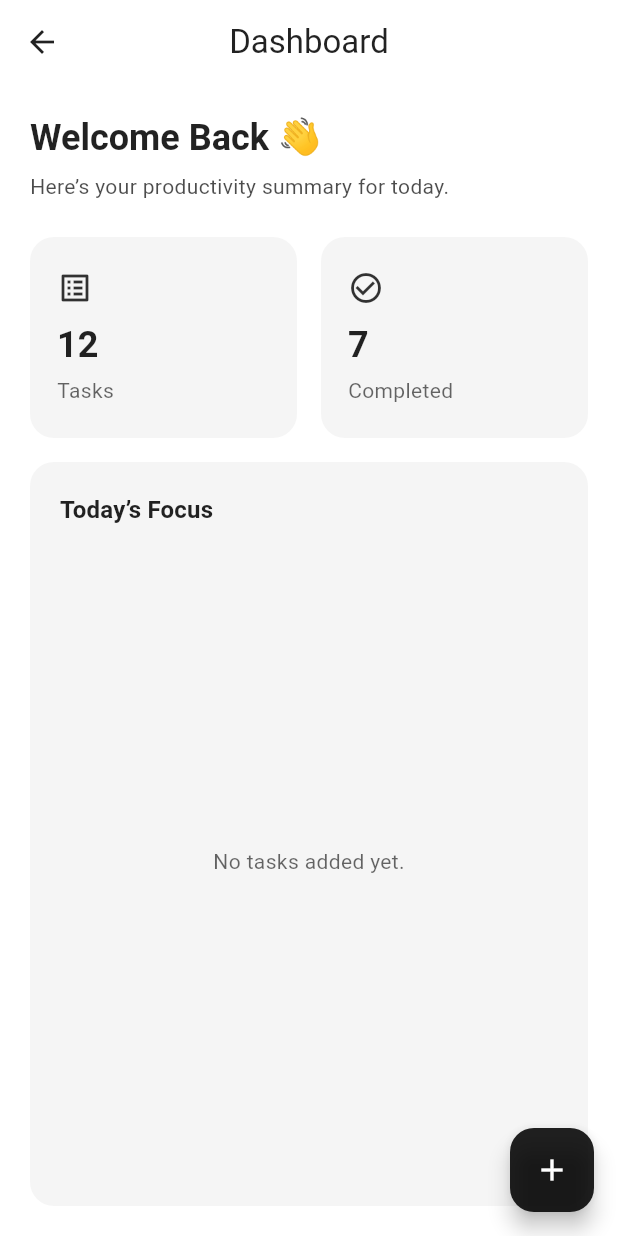
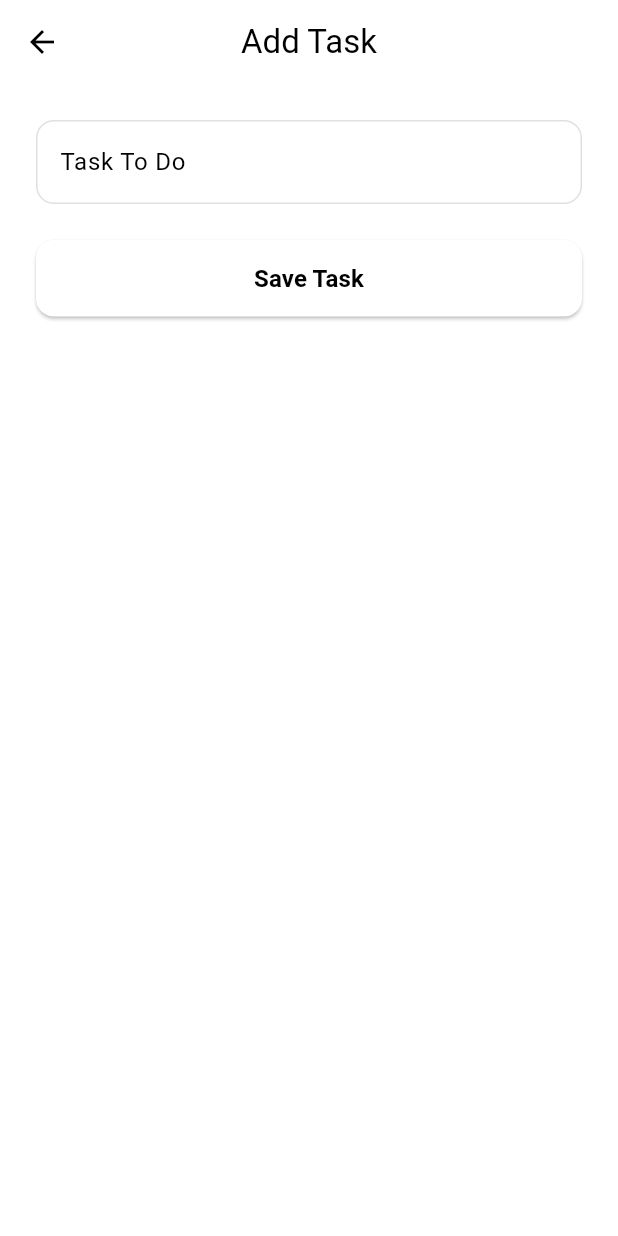
Before and after one commit to sai1505/flutterToDoList, a Flutter app: the DashboardPage screen opened directly, after a tap on the "add" icon, on a phone screen of 412 x 824 dp. Run offline on Flutter 3.47's test engine with Material 3 defaults, Android fonts, the phone set to English and light mode, and no system bars; our stand-ins replace flutter_bloc.

Commit message:
Cubit State management is Done.

```diff
--- /dev/null
+++ b/lib/cubit/todo_cubit.dart
@@ -0,0 +1,16 @@
+import 'package:flutter_bloc/flutter_bloc.dart';
+import 'package:todolist/models/todo_model.dart';
+
+class TodoCubit extends Cubit<List<TodoModel>> {
+  TodoCubit() : super([]);
+
+  void addTask(String title) {
+    final todo = TodoModel(
+      taskData: title,
+      createdAt: DateTime.now(),
+    );
+
+    state.add(todo);
+    emit([...state]);
+  }
+}
--- a/lib/main.dart
+++ b/lib/main.dart
@@ -1,5 +1,7 @@
 import 'package:flutter/material.dart';
+import 'package:todolist/cubit/todo_cubit.dart';
 import 'package:todolist/screens/main_screen.dart';
+import 'package:flutter_bloc/flutter_bloc.dart';
 
 void main() {
   runApp(const MyApp());
@@ -10,7 +12,9 @@ class MyApp extends StatelessWidget {
 
   @override
   Widget build(BuildContext context) {
-    return MaterialApp(
+    return BlocProvider(
+      create: (context) => TodoCubit(),
+      child: MaterialApp(
         title: 'ToDoList',
         debugShowCheckedModeBanner: false,
         themeMode: ThemeMode.system,
@@ -33,6 +37,7 @@ class MyApp extends StatelessWidget {
           ),
         ),
         home: const MainScreen(),
+      ),
     );
   }
 }
--- /dev/null
+++ b/lib/models/todo_model.dart
@@ -0,0 +1,9 @@
+// ignore_for_file: public_member_api_docs, sort_constructors_first
+class TodoModel {
+  late final String taskData;
+  late final DateTime createdAt;
+  TodoModel({
+    required this.taskData,
+    required this.createdAt,
+  });
+}
--- /dev/null
+++ b/lib/screens/add_task_page.dart
@@ -0,0 +1,69 @@
+import 'package:flutter/material.dart';
+import 'package:flutter_bloc/flutter_bloc.dart';
+import 'package:todolist/cubit/todo_cubit.dart';
+
+class AddTaskPage extends StatelessWidget {
+  const AddTaskPage({super.key});
+
+  @override
+  Widget build(BuildContext context) {
+    final TextEditingController taskController = TextEditingController();
+
+    return Scaffold(
+      backgroundColor: Colors.white,
+      appBar: AppBar(
+        title: const Text('Add Task'),
+        backgroundColor: Colors.white,
+        foregroundColor: Colors.black,
+        elevation: 0,
+      ),
+      body: Padding(
+        padding: const EdgeInsets.all(24),
+        child: Column(
+          crossAxisAlignment: CrossAxisAlignment.stretch,
+          children: [
+            TextField(
+              controller: taskController,
+              style: const TextStyle(color: Colors.black),
+              decoration: InputDecoration(
+                labelText: 'Task To Do',
+                labelStyle: const TextStyle(color: Colors.black),
+                enabledBorder: OutlineInputBorder(
+                  borderSide: const BorderSide(color: Colors.black12),
+                  borderRadius: BorderRadius.circular(12),
+                ),
+                focusedBorder: OutlineInputBorder(
+                  borderSide: const BorderSide(color: Colors.black),
+                  borderRadius: BorderRadius.circular(12),
+                ),
+              ),
+            ),
+            const SizedBox(height: 24),
+            ElevatedButton(
+              style: ElevatedButton.styleFrom(
+                backgroundColor: Colors.white,
+                foregroundColor: Colors.black,
+                padding: const EdgeInsets.symmetric(vertical: 14),
+                shape: RoundedRectangleBorder(
+                  borderRadius: BorderRadius.circular(12),
+                ),
+              ),
+              onPressed: () {
+                BlocProvider.of<TodoCubit>(
+                  context,
+                ).addTask(taskController.text.trim());
+              },
+              child: const Text(
+                'Save Task',
+                style: TextStyle(
+                  fontWeight: FontWeight.bold,
+                  fontSize: 16,
+                ),
+              ),
+            ),
+          ],
+        ),
+      ),
+    );
+  }
+}
--- a/lib/screens/dashboard_page.dart
+++ b/lib/screens/dashboard_page.dart
@@ -1,4 +1,8 @@
 import 'package:flutter/material.dart';
+import 'package:todolist/cubit/todo_cubit.dart';
+import 'package:todolist/models/todo_model.dart';
+import 'package:todolist/screens/add_task_page.dart';
+import 'package:flutter_bloc/flutter_bloc.dart';
 
 class DashboardPage extends StatelessWidget {
   const DashboardPage({super.key});
@@ -92,11 +96,19 @@ class DashboardPage extends StatelessWidget {
                       const SizedBox(height: 12),
                       Expanded(
                         child: Center(
-                          child: Text(
-                            'No tasks added yet.',
-                            style: theme.textTheme.bodyMedium?.copyWith(
-                              color: textColor.withOpacity(0.6),
-                            ),
+                          child: BlocBuilder<TodoCubit, List<TodoModel>>(
+                            builder: (context, state) {
+                              return ListView.builder(
+                                itemCount: state.length,
+                                itemBuilder: (context, index) {
+                                  final todo = state[index];
+
+                                  return ListTile(
+                                    title: Text(todo.taskData),
+                                  );
+                                },
+                              );
+                            },
                           ),
                         ),
                       ),
@@ -111,7 +123,10 @@ class DashboardPage extends StatelessWidget {
       floatingActionButton: FloatingActionButton(
         backgroundColor: textColor,
         onPressed: () {
-          // TODO: navigate to add task page
+          Navigator.push(
+            context,
+            MaterialPageRoute(builder: (context) => AddTaskPage()),
+          );
         },
         child: Icon(
           Icons.add,
--- a/pubspec.yaml
+++ b/pubspec.yaml
@@ -31,6 +31,7 @@ dependencies:
   flutter:
     sdk: flutter
   flutter_svg: ^2.2.2
+  flutter_bloc: ^9.1.1
 
   # The following adds the Cupertino Icons font to your application.
   # Use with the CupertinoIcons class for iOS style icons.
```
Also changed, not shown: pubspec.lock. Lines whose indentation alone changed are shown as unchanged.
